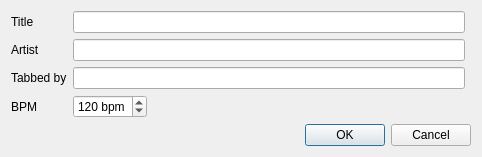
First picture: the form in src/GUI/scorePropertiesDialog.ui, repository Whatang/DrumBurp, before the edit.
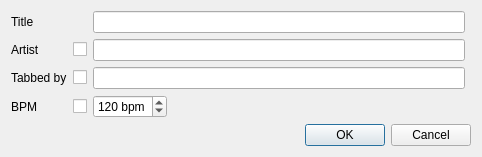
Second picture: the form after the edit.

Commit message:
Toggle display of score metadata elements.
All score metadata (except title), can be toggled on or off.
Disabled metadata is not displayed.

Fixes #92.

```diff
--- a/src/GUI/scorePropertiesDialog.ui
+++ b/src/GUI/scorePropertiesDialog.ui
@@ -21,7 +21,7 @@
      </property>
     </widget>
    </item>
-   <item row="0" column="1">
+   <item row="0" column="2">
     <widget class="QLineEdit" name="titleEdit"/>
    </item>
    <item row="1" column="0">
@@ -31,7 +31,7 @@
      </property>
     </widget>
    </item>
-   <item row="1" column="1">
+   <item row="1" column="2">
     <widget class="QLineEdit" name="artistEdit"/>
    </item>
    <item row="2" column="0">
@@ -41,7 +41,7 @@
      </property>
     </widget>
    </item>
-   <item row="2" column="1">
+   <item row="2" column="2">
     <widget class="QLineEdit" name="creatorEdit"/>
    </item>
    <item row="3" column="0">
@@ -51,7 +51,7 @@
      </property>
     </widget>
    </item>
-   <item row="3" column="1">
+   <item row="3" column="2">
     <widget class="QSpinBox" name="bpmSpinBox">
      <property name="sizePolicy">
       <sizepolicy hsizetype="Fixed" vsizetype="Fixed">
@@ -79,7 +79,7 @@
      </property>
     </widget>
    </item>
-   <item row="4" column="0" colspan="3">
+   <item row="4" column="0" colspan="4">
     <widget class="QDialogButtonBox" name="buttonBox">
      <property name="orientation">
       <enum>Qt::Horizontal</enum>
@@ -89,6 +89,27 @@
      </property>
     </widget>
    </item>
+   <item row="1" column="1">
+    <widget class="QCheckBox" name="artistVisible">
+     <property name="text">
+      <string/>
+     </property>
+    </widget>
+   </item>
+   <item row="2" column="1">
+    <widget class="QCheckBox" name="creatorVisible">
+     <property name="text">
+      <string/>
+     </property>
+    </widget>
+   </item>
+   <item row="3" column="1">
+    <widget class="QCheckBox" name="bpmVisible">
+     <property name="text">
+      <string/>
+     </property>
+    </widget>
+   </item>
   </layout>
  </widget>
  <resources/>
```
Left out of the diff: 48 changed lines with no effect on the pictures. The commit also changes 6 other files.
